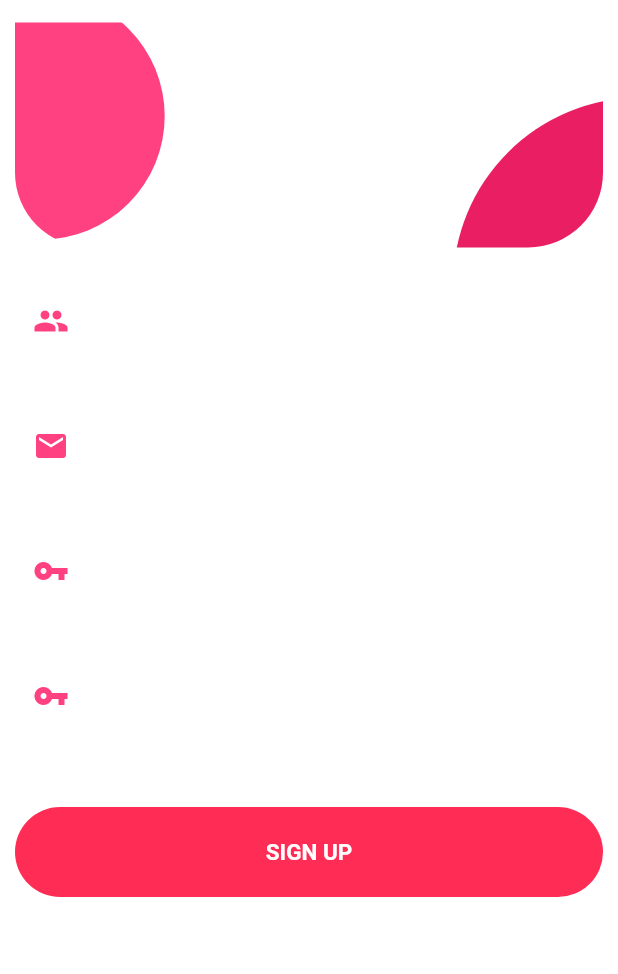
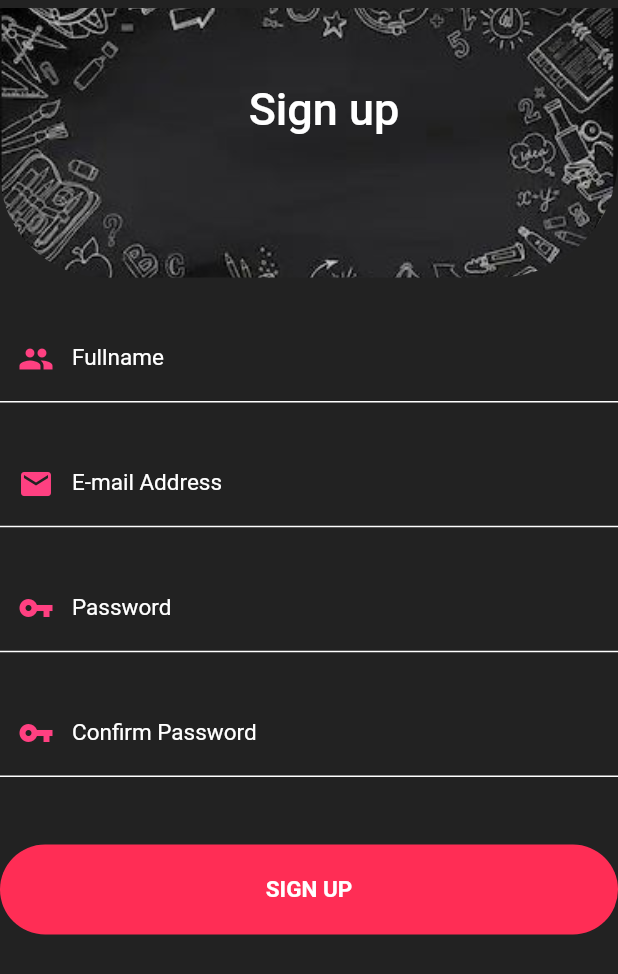
Before and after one commit to Chief97/current-trends-in-SE, a Flutter app: the SignUp screen opened directly, on a phone screen of 412 x 824 dp. Shown: the top 974 px of the screen. Run offline on Flutter 3.47's test engine with Material 2 defaults, Android fonts, the phone set to English and light mode, and no system bars; our stand-ins replace cloud_firestore, file_picker, firebase_auth, firebase_core, firebase_database, firebase_storage and 5 more; missing offline and left inert: mobile_popup; accounts and stored records are empty; network calls fail; Roboto replaces fonts that are missing (SFUIDisplay).

Commit message:
Adjusted UI Alignment

```diff
--- a/ctse_final_app/lib/NotificationItemList.dart
+++ b/ctse_final_app/lib/NotificationItemList.dart
@@ -76,7 +76,6 @@ class NotificationPageState extends State<NotificationPage> {
                       color: Colors.orangeAccent,
                       iconSize: 60,
                       focusColor: Colors.redAccent,
-
                       // Popup will be called by using showMobilePopup()
                       onPressed: () {
                         showMobilePopup(
--- a/ctse_final_app/lib/SignUp.dart
+++ b/ctse_final_app/lib/SignUp.dart
@@ -34,23 +34,24 @@ class _SignUpState extends State<SignUp> {
   Widget build(BuildContext context) {
     return Container(
       child: Scaffold(
-        backgroundColor: Colors.transparent,
+        backgroundColor: Colors.black87,
         body: Container(
           width: MediaQuery.of(context).size.width,
           decoration: BoxDecoration(
-            borderRadius: BorderRadius.circular(10000),
+            borderRadius: BorderRadius.circular(1000),
             color: Colors.transparent,
           ),
           child: Padding(
-            padding: EdgeInsets.all(10),
+            padding: EdgeInsets.only(top:5.0),
             child: ListView(
               children: <Widget>[
+                headerDesign(context),
                 SizedBox(height: 5,),
                 Form(
                   key: _key,
                   child: Column(
                     children: <Widget>[
-                      headerDesign(context),
+
                       Padding(
                         padding: EdgeInsets.fromLTRB(0, 20, 0, 5),
                         child: TextFormField(
@@ -208,26 +209,21 @@ class _SignUpState extends State<SignUp> {
     var width = MediaQuery.of(context).size.width;
     return ClipRRect(
       borderRadius: BorderRadius.only(
-          bottomLeft: Radius.circular(50), bottomRight: Radius.circular(50)),
+          bottomLeft: Radius.circular(70), bottomRight: Radius.circular(80)),
       child: Container(
-          height: 150,
+          height: 180,
           width: width,
           decoration: BoxDecoration(
-            color: Colors.transparent,
+              image: DecorationImage(
+                  image: AssetImage('Assets/bg1.JPG'),
+                  fit: BoxFit.cover,
+                  alignment: Alignment.center
+              )
           ),
           child: Stack(
-            fit: StackFit.expand,
-            alignment: Alignment.center,
+            fit: StackFit.loose,
+            alignment: Alignment.topCenter,
             children: <Widget>[
-
-              Positioned(
-                  top: 50,
-                  right: -150,
-                  child: headerCircleDesigner(250, Colors.pink)),
-              Positioned(
-                  top: -20,
-                  left: -65,
-                  child: headerCircleDesigner(width * .4, Colors.pinkAccent)),
               Positioned(
                   top: 50,
                   left: 10,
@@ -257,17 +253,4 @@ class _SignUpState extends State<SignUp> {
     );
   }
 
-//Design for Header
-  Widget headerCircleDesigner(double height, Color color,
-      {Color borderColor = Colors.transparent, double borderWidth = 2}) {
-    return Container(
-      height: height,
-      width: height,
-      decoration: BoxDecoration(
-        shape: BoxShape.circle,
-        color: color,
-        border: Border.all(color: borderColor, width: borderWidth),
-      ),
-    );
-  }
 }
--- a/ctse_final_app/pubspec.yaml
+++ b/ctse_final_app/pubspec.yaml
@@ -70,6 +70,7 @@ flutter:
   assets:
     - Assets/Image.png
     - Assets/white.jpg
+    - Assets/bg1.JPG
 
 
   #  - images/a_dot_ham.jpeg
```
Also changed, not shown: ctse_final_app/Assets/bg1.JPG (added).
